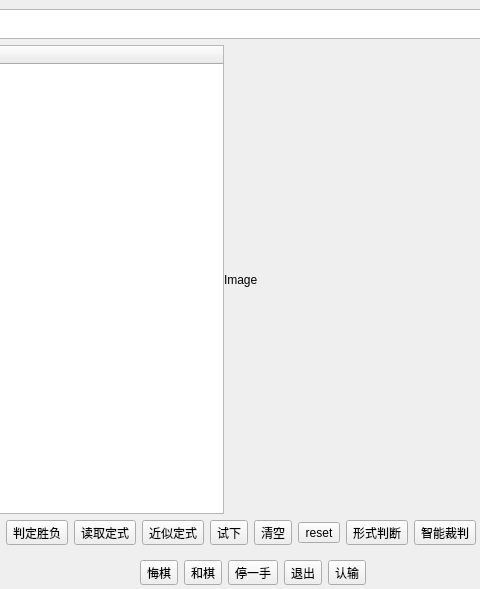
Old version of the form mainwindow.ui in the repository huwei12345/weiqi; both pictures show x 291 to 771 and y 0 to 589 of the 1058 by 688 pixel window.
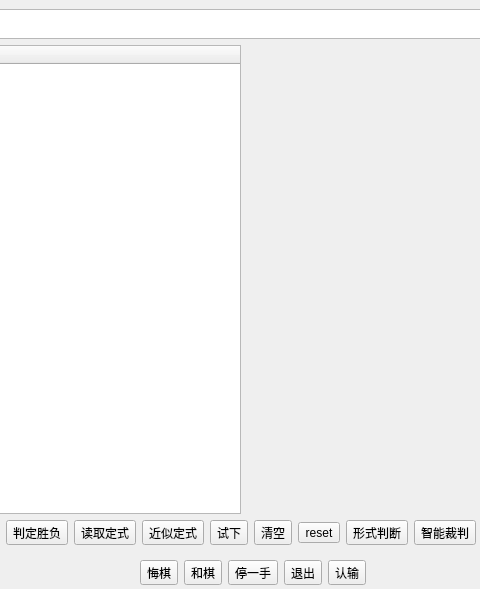
New version of the form.

Diff of the .ui file:
```diff
--- a/mainwindow.ui
+++ b/mainwindow.ui
@@ -93,13 +93,6 @@
             </column>
            </widget>
           </item>
-          <item>
-           <widget class="QLabel" name="ImageLabel">
-            <property name="text">
-             <string>Image</string>
-            </property>
-           </widget>
-          </item>
           <item>
            <spacer name="horizontalSpacer">
             <property name="orientation">
```
Left out of the diff: 3 changed lines with no effect on the pictures.
